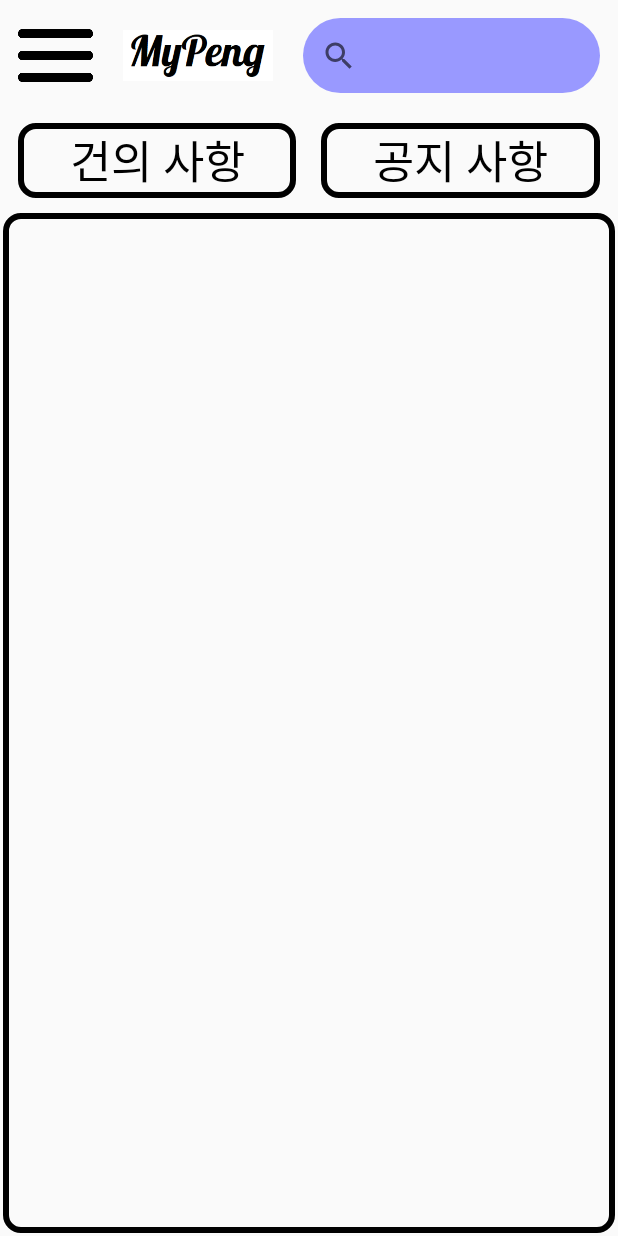
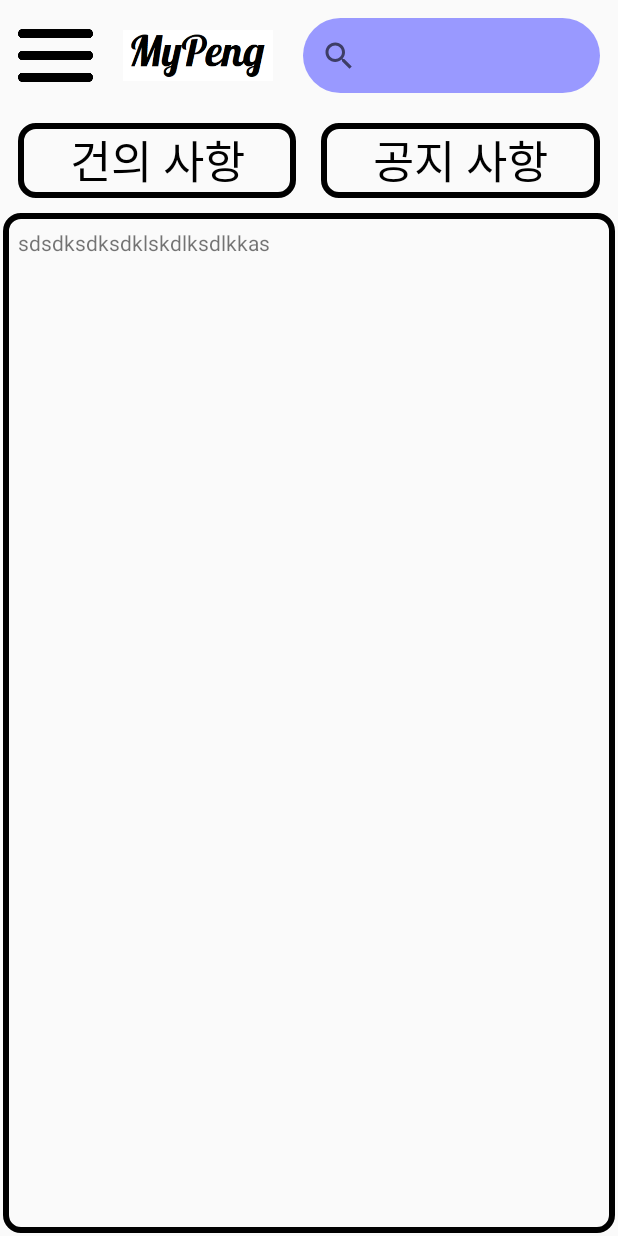
Before and after one commit to penguin-head-whale-shark/android_app, an Android app: the layout activity_main_student.xml on its own in the app's theme, with its tools: preview values and no code run, on a phone screen of 412 x 824 dp. Run offline under Robolectric (Android 15) with nearby library versions, the phone set to English and light mode, and no system bars.

Commit message:
메인 틀

```diff
--- a/app/src/main/res/layout/activity_main_student.xml
+++ b/app/src/main/res/layout/activity_main_student.xml
@@ -5,6 +5,7 @@
     xmlns:android="http://schemas.android.com/apk/res/android"
     android:padding="2dp"
     android:orientation="vertical">
+
 
    <LinearLayout
        android:layout_width="match_parent"
@@ -70,7 +71,11 @@
          <LinearLayout
              android:layout_width="match_parent"
              android:layout_height="match_parent">
+            <TextView
+                android:layout_width="match_parent"
+                android:layout_height="wrap_content"
 
+                android:text="sdsdksdksdklskdlksdlkkas"/>
          </LinearLayout>
       </ScrollView>
    </LinearLayout>
```
